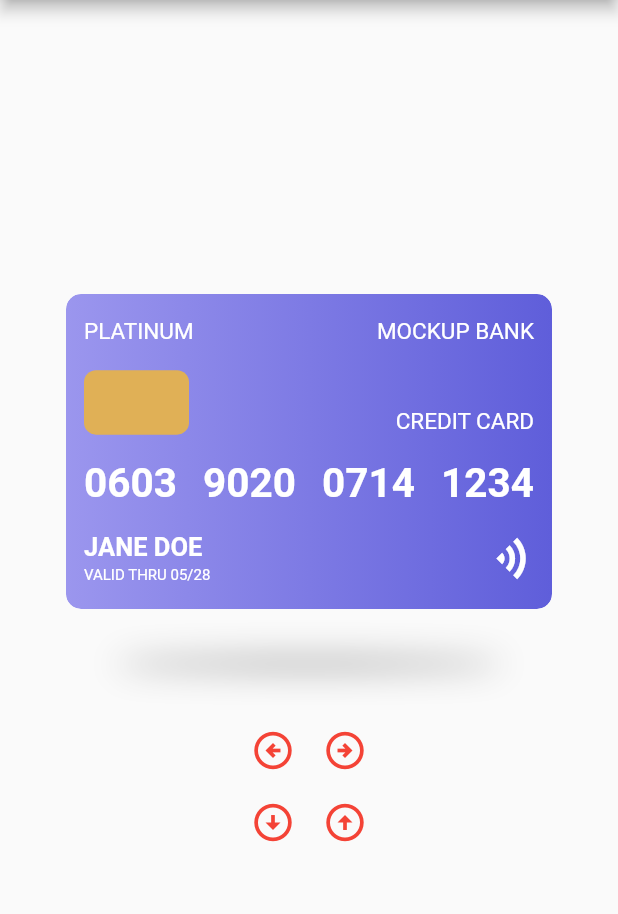
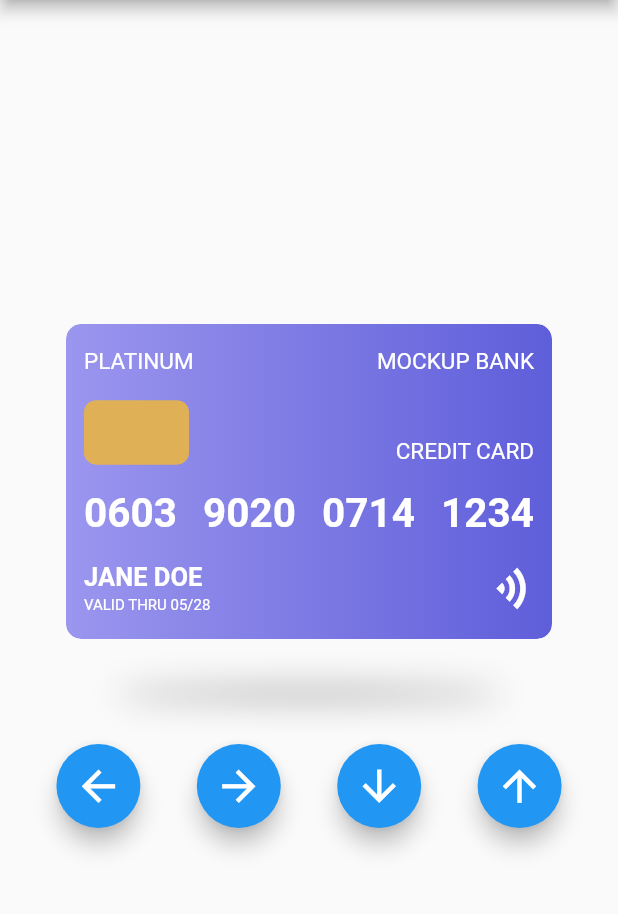
Before and after one commit to chrisbinsunny/flippy, a Flutter app: the screen it shows after launch, on a phone screen of 412 x 824 dp, the part 84-998 px from its top. Run offline on Flutter 3.47's test engine with Material 2 defaults, Android fonts, the phone set to English and light mode, and no system bars.

Commit message:
Update main.dart

```diff
--- a/example/lib/main.dart
+++ b/example/lib/main.dart
@@ -13,6 +13,7 @@ class MyApp extends StatelessWidget {
   Widget build(BuildContext context) {
     return MaterialApp(
       title: 'Flippy Demo',
+      debugShowCheckedModeBanner: false,
       theme: ThemeData(
         primarySwatch: Colors.blue,
       ),
@@ -30,10 +31,21 @@ class MyHomePage extends StatefulWidget {
 
 class _MyHomePageState extends State<MyHomePage> {
 
-  FlipperController controller= FlipperController(
-    dragAxis: DragAxis.horizontal,
+  late FlipperController controller;
+
+  @override
+  void initState() {
+    controller= FlipperController(
+      dragAxis: DragAxis.both,
     );
+    super.initState();
+  }
 
+  @override
+  void dispose() {
+    controller.dispose();
+    super.dispose();
+  }
 
   @override
   Widget build(BuildContext context) {
@@ -60,62 +72,49 @@ class _MyHomePageState extends State<MyHomePage> {
                 vertical: 8,
               ),
               height: 210,
-              showShadow: true
             ),
             const SizedBox(
               height: 40,
             ),
             Row(
-              mainAxisSize: MainAxisSize.min,
+              mainAxisAlignment: MainAxisAlignment.spaceEvenly,
               children: [
-
-                IconButton(
+                FloatingActionButton(
                   onPressed: (){
                   controller.flipLeft();
-
                 },
-                    icon: const Icon(
-                      Icons.arrow_circle_left_outlined,
-                      color: Colors.red,
-                      size: 30,
-                    )
-                ),
-                IconButton(
+                child: const Icon(
+                  Icons.arrow_back,
+                  color: Colors.white,
+                  size: 33,
+                ),),
+                FloatingActionButton(
                   onPressed: (){
                     controller.flipRight();
                   },
-                    icon: const Icon(
-                      Icons.arrow_circle_right_outlined,
-                      color: Colors.red,
-                      size: 30,
-                    )
-                ),
-              ],
-            ),
-            Row(
-              mainAxisSize: MainAxisSize.min,
-              children: [
-                IconButton(
+                  child: const Icon(
+                    Icons.arrow_forward,
+                    color: Colors.white,
+                    size: 33,
+                  ),),
+                FloatingActionButton(
                   onPressed: (){
                     controller.flipDown();
                   },
-                    icon: const Icon(
-                      Icons.arrow_circle_down_outlined,
-                      color: Colors.red,
-                      size: 30,
-                    )
-                ),
-                IconButton(
+                  child: const Icon(
+                    Icons.arrow_downward_outlined,
+                    color: Colors.white,
+                    size: 33,
+                  ),),
+                FloatingActionButton(
                   onPressed: (){
                     controller.flipUp();
-
                   },
-                    icon: const Icon(
-                      Icons.arrow_circle_up_outlined,
-                      color: Colors.red,
-                      size: 30,
-                    )
-                )
+                  child: const Icon(
+                    Icons.arrow_upward_outlined,
+                    color: Colors.white,
+                    size: 33,
+                  ),),
               ],
             ),
 
@@ -280,15 +279,15 @@ class BackWidget extends StatelessWidget {
           decoration: const BoxDecoration(
             color: Colors.white70,
           ),
-          child: Text(
+          child: const Text(
             "0210  ",
             style: TextStyle(
               fontSize: 18
             ),
           )
         ),
-        Padding(
-          padding: const EdgeInsets.symmetric(horizontal: 12),
+        const Padding(
+          padding: EdgeInsets.symmetric(horizontal: 12),
           child: Text(
             "Lorem ipsum dolor sit amet, consectetur adipiscing elit, sed do eiusmod tempor incididunt ut labore et dolore magna aliqua. ",
             style: TextStyle(
```
Lines whose indentation alone changed are shown as unchanged.
